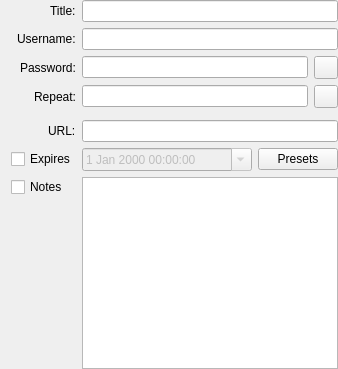
The window that src/gui/entry/EditEntryWidgetMain.ui (keepassxreboot/keepassxc) describes before a commit, drawn with Qt 5.
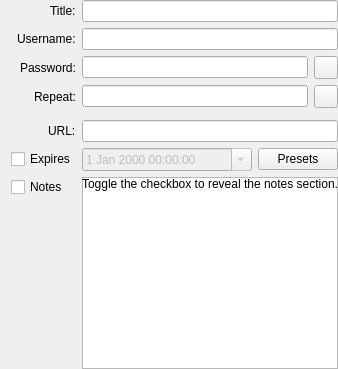
The same window after the commit. Custom widgets are drawn as their Qt base class.

Commit message:
Hint is displayed when notes section is hidden.
The alignment is a bit off, however.  A better option may be simply
disabling the QPlainTextEdit widget and stashing the actual notes
in another buffer somewhere.

What changed in the file:
```diff
--- a/src/gui/entry/EditEntryWidgetMain.ui
+++ b/src/gui/entry/EditEntryWidgetMain.ui
@@ -135,6 +135,19 @@
      </property>
     </widget>
    </item>
+   <item row="9" column="1">
+    <widget class="QLabel" name="notesHint">
+     <property name="visible">
+      <bool>false</bool>
+     </property>
+     <property name="text">
+      <string>Toggle the checkbox to reveal the notes section.</string>
+     </property>
+     <property name="alignment">
+      <set>Qt::AlignTop</set>
+     </property>
+    </widget>
+   </item>
    <item row="1" column="0" alignment="Qt::AlignRight">
     <widget class="QLabel" name="usernameLabel">
      <property name="text">
```
The commit also changes 2 other files.
